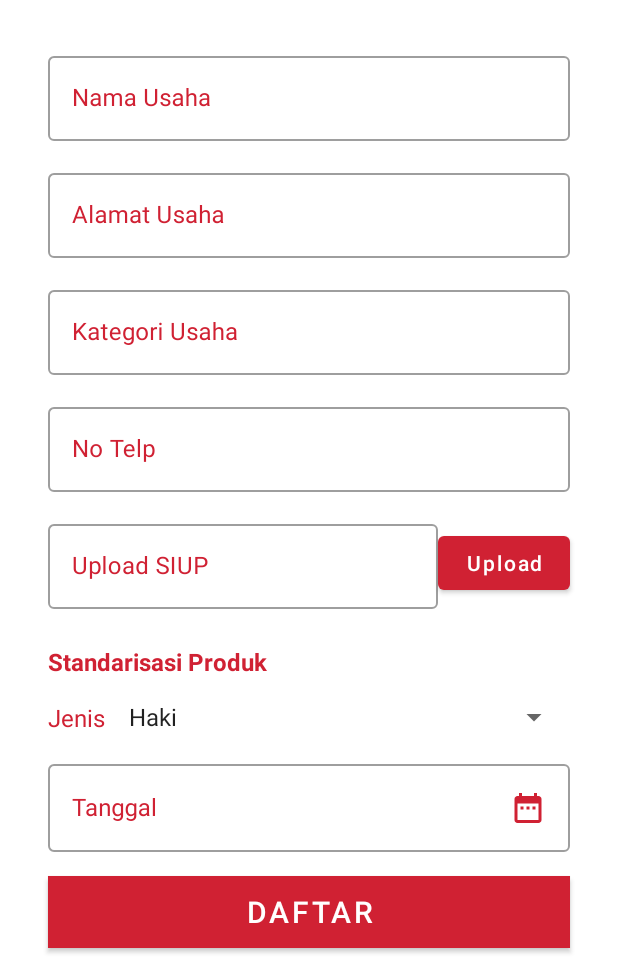
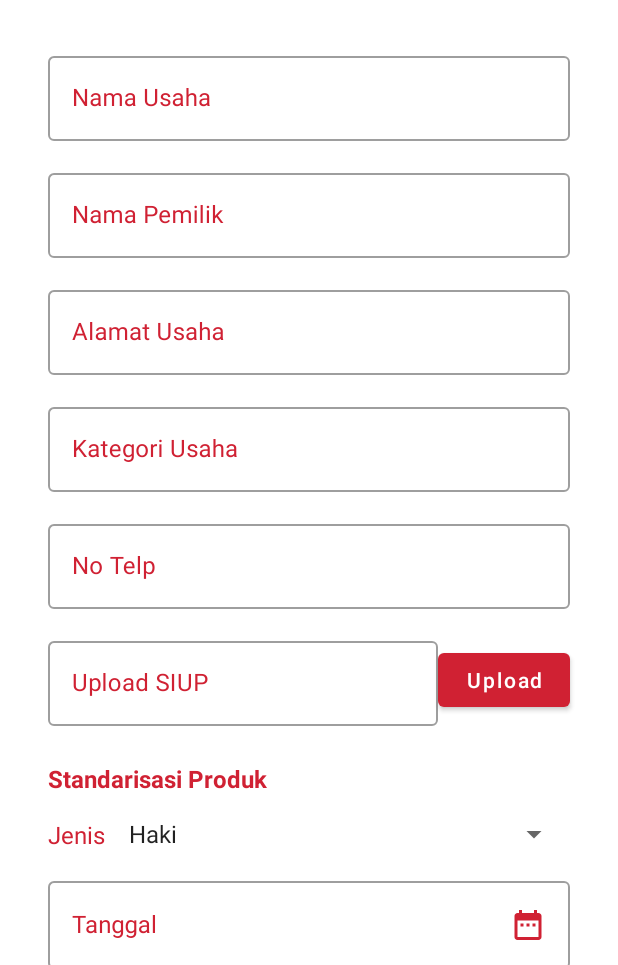
Before and after one commit to aflahtaqiu/Mooka_UMKM, an Android app: the RegisterFragment screen opened through its navigation route, on a phone screen of 412 x 824 dp, the part 271-1236 px from its top. Run offline under Robolectric (Android 15) with nearby library versions, the phone set to English and light mode, and no system bars.

Commit message:
finish umkm

```diff
--- a/app/src/main/res/layout/fragment_register.xml
+++ b/app/src/main/res/layout/fragment_register.xml
@@ -21,6 +21,28 @@
         android:layout_marginEnd="32dp"
         android:layout_marginBottom="16dp"
         android:textColorHint="@color/ruby_red"
+        app:layout_constraintBottom_toTopOf="@+id/textInputLayout19"
+        app:layout_constraintEnd_toEndOf="parent"
+        app:layout_constraintStart_toStartOf="parent">
+
+        <com.google.android.material.textfield.TextInputEditText
+            android:id="@+id/nama_usaha"
+            android:layout_width="match_parent"
+            android:layout_height="wrap_content"
+            android:hint="Nama Usaha"
+            android:textColor="@color/ruby_red" />
+
+    </com.google.android.material.textfield.TextInputLayout>
+
+    <com.google.android.material.textfield.TextInputLayout
+        android:id="@+id/textInputLayout19"
+        style="@style/Widget.MaterialComponents.TextInputLayout.OutlinedBox"
+        android:layout_width="match_parent"
+        android:layout_height="wrap_content"
+        android:layout_marginStart="32dp"
+        android:layout_marginEnd="32dp"
+        android:layout_marginBottom="16dp"
+        android:textColorHint="@color/ruby_red"
         app:layout_constraintBottom_toTopOf="@+id/textInputLayout6"
         app:layout_constraintEnd_toEndOf="parent"
         app:layout_constraintStart_toStartOf="parent">
@@ -28,7 +50,7 @@
         <com.google.android.material.textfield.TextInputEditText
             android:layout_width="match_parent"
             android:layout_height="wrap_content"
-            android:hint="Nama Usaha"
+            android:hint="Nama Pemilik"
             android:textColor="@color/ruby_red" />
 
     </com.google.android.material.textfield.TextInputLayout>
```
